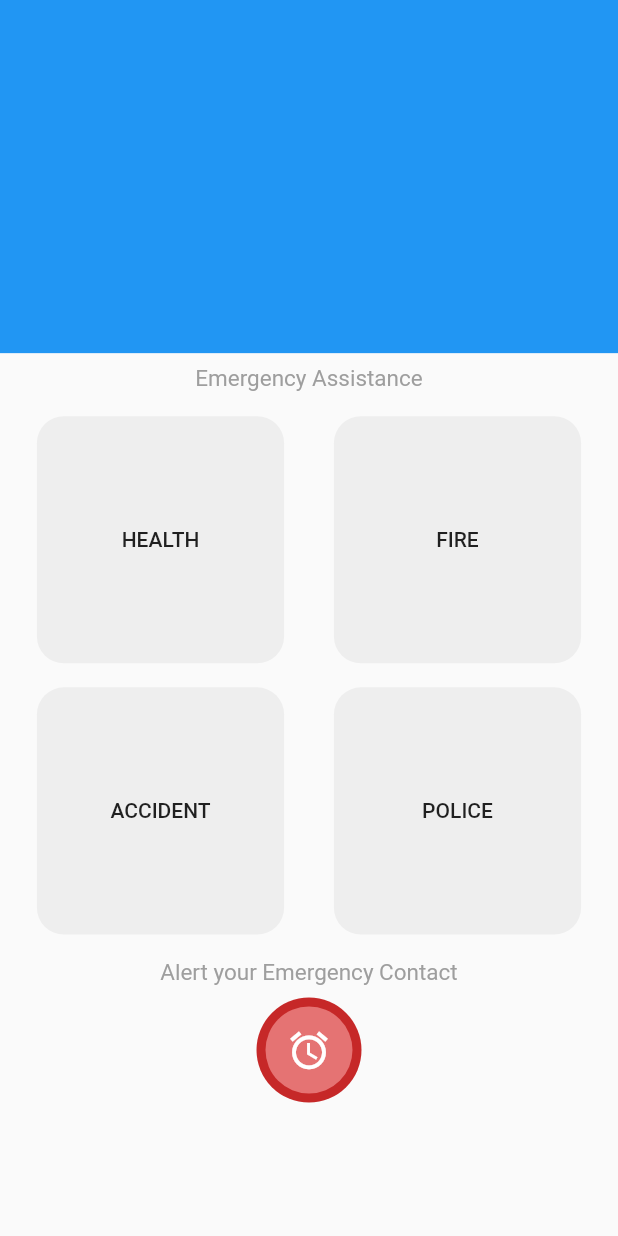
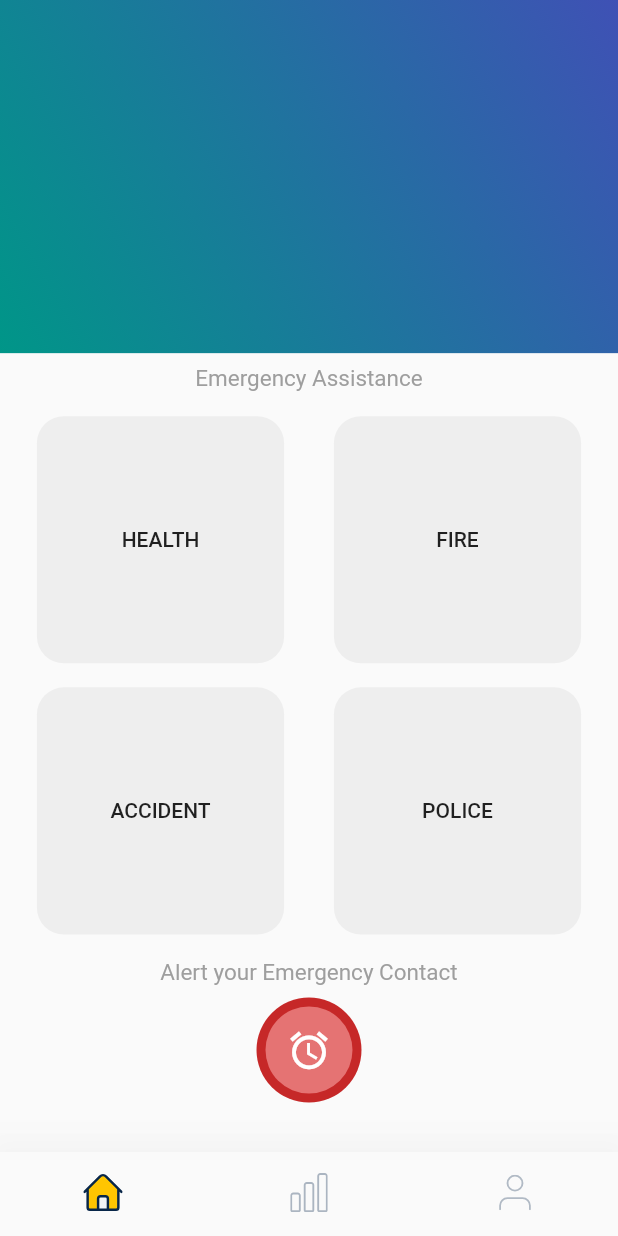
Before and after one commit to ShivaShankar2000/HTF20-Team-32, a Flutter app: the screen it shows after launch, on a phone screen of 412 x 824 dp. Run offline on Flutter 3.47's test engine with Material 2 defaults, Android fonts, the phone set to English and light mode, and no system bars; our stand-ins replace flutter_svg.

Commit message:
commit 3

```diff
--- a/life_saver/lib/MainPage.dart
+++ b/life_saver/lib/MainPage.dart
@@ -1,35 +1,74 @@
 import 'package:flutter/cupertino.dart';
 import 'package:flutter/material.dart';
+import 'package:flutter_svg/svg.dart';
 
 class MainPage extends StatefulWidget {
   @override
   _MainPageState createState() => _MainPageState();
 }
 class _MainPageState extends State<MainPage>{
+  int _currentIndex=0;
+  void onTabTapped(index) {
+    setState(() {
+      _currentIndex = index;
+    });
+    if (_currentIndex == 0) {
+      Navigator.pushReplacement(
+          context,
+          MaterialPageRoute(
+              builder: (BuildContext context) => MainPage(
+              )));
+    }
+  }
   @override
   Widget build(BuildContext context) {
     double height  = MediaQuery.of(context).size.height;
     double width  = MediaQuery.of(context).size.width;
-    List<Color> _colors = [Colors.deepPurpleAccent, Colors.yellow];
-    List<double> _stops = [0.3, 0.9];
     return Scaffold(
+      bottomNavigationBar: BottomNavigationBar(
+        showSelectedLabels: false,
+        showUnselectedLabels: false,
+        onTap: onTabTapped,
+        elevation: 30,
+        currentIndex: _currentIndex,
+        items: [
+          BottomNavigationBarItem(
+              icon: SvgPicture.asset('assets/homenav.svg'),
+              activeIcon: SvgPicture.asset('assets/homenav2.svg'),
+              label: "home"),
+          BottomNavigationBarItem(
+              icon: SvgPicture.asset('assets/statnav2.svg'),
+              activeIcon: SvgPicture.asset('assets/statsnav.svg'),
+              label: "Stats"),
+          BottomNavigationBarItem(
+              icon: SvgPicture.asset('assets/profilenav2.svg'),
+              activeIcon: SvgPicture.asset('assets/profilenav.svg'),
+              label: "profile"),
+        ],
+      ),
       body: Column(
         children: [
           Container(
             width: width,
             height: height/3.5,
             decoration: BoxDecoration(
-                color: Colors.blue
-            ),
+              gradient: LinearGradient(
+                  begin: Alignment.topRight,
+                  end: Alignment.bottomLeft,
+                  colors: [
+                    Colors.indigo,
+                    Colors.teal
+                  ]),
+      ),
             child: Column(
               crossAxisAlignment: CrossAxisAlignment.start,
               children: [
                 Padding(
-                  padding:  EdgeInsets.only(top:100.0),
-                  child: Text("",style: TextStyle(fontSize: 25,color: Colors.white),),
+                  padding:  EdgeInsets.only(top:120.0),
+                  child: Text("",style: TextStyle(fontSize: 22,color: Colors.white),),
                 ),
                 Padding(
-                  padding:  EdgeInsets.all(25.0),
+                  padding:  EdgeInsets.all(15.0),
                   child: Text("",style: TextStyle(fontSize: 20,color: Colors.white)),
                 ),
 
```
Also changed, not shown: life_saver/pubspec.yaml (+11 -1 lines), life_saver/assets/accident.svg (added), life_saver/assets/firefighter.svg (added), life_saver/assets/heartbeat.svg (added), life_saver/assets/homenav.svg (added), life_saver/assets/homenav2.svg (added), life_saver/assets/policeman.svg (added), life_saver/assets/profilenav.svg (added), life_saver/assets/profilenav2.svg (added), life_saver/assets/statnav2.svg (added), life_saver/assets/statsnav.svg (added), life_saver/pubspec.lock.
